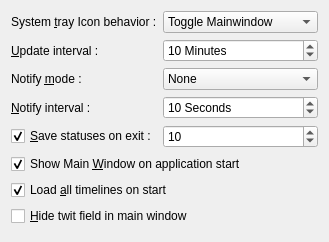
Old version of the form src/prefs_base.ui in the repository mtux/choqok-old.
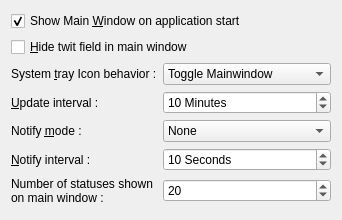
New version of the form. Custom widgets are drawn as their Qt base class.

```diff
--- a/src/prefs_base.ui
+++ b/src/prefs_base.ui
@@ -5,12 +5,12 @@
    <rect>
     <x>0</x>
     <y>0</y>
-    <width>329</width>
-    <height>242</height>
+    <width>342</width>
+    <height>220</height>
    </rect>
   </property>
   <layout class="QGridLayout" >
-   <item row="1" column="0" >
+   <item row="3" column="0" >
     <widget class="QLabel" name="label" >
      <property name="text" >
       <string>&amp;Update interval :</string>
@@ -20,7 +20,7 @@
      </property>
     </widget>
    </item>
-   <item row="1" column="1" colspan="2" >
+   <item row="3" column="1" colspan="2" >
     <widget class="KIntSpinBox" name="kcfg_updateInterval" >
      <property name="suffix" >
       <string> Minutes</string>
@@ -33,7 +33,7 @@
      </property>
     </widget>
    </item>
-   <item row="2" column="0" >
+   <item row="4" column="0" >
     <widget class="QLabel" name="label_3" >
      <property name="text" >
       <string>Notify &amp;mode :</string>
@@ -43,7 +43,7 @@
      </property>
     </widget>
    </item>
-   <item row="2" column="1" colspan="2" >
+   <item row="4" column="1" colspan="2" >
     <widget class="QComboBox" name="kcfg_notifyType" >
      <item>
       <property name="text" >
@@ -62,7 +62,7 @@
      </item>
     </widget>
    </item>
-   <item row="3" column="0" >
+   <item row="5" column="0" >
     <widget class="QLabel" name="label_4" >
      <property name="text" >
       <string>&amp;Notify interval :</string>
@@ -72,7 +72,7 @@
      </property>
     </widget>
    </item>
-   <item row="3" column="1" colspan="2" >
+   <item row="5" column="1" colspan="2" >
     <widget class="KIntSpinBox" name="kcfg_notifyInterval" >
      <property name="suffix" >
       <string> Seconds</string>
@@ -88,49 +88,6 @@
      </property>
     </widget>
    </item>
-   <item row="4" column="1" colspan="2" >
-    <widget class="KIntSpinBox" name="kcfg_saveStatusCount" >
-     <property name="minimum" >
-      <number>1</number>
-     </property>
-     <property name="maximum" >
-      <number>20</number>
-     </property>
-     <property name="value" >
-      <number>10</number>
-     </property>
-    </widget>
-   </item>
-   <item row="4" column="0" >
-    <widget class="QCheckBox" name="kcfg_isSaveStatus" >
-     <property name="text" >
-      <string>&amp;Save statuses on exit :</string>
-     </property>
-     <property name="checked" >
-      <bool>true</bool>
-     </property>
-    </widget>
-   </item>
-   <item row="6" column="0" colspan="3" >
-    <widget class="QCheckBox" name="kcfg_loadTimeLineOnStart" >
-     <property name="text" >
-      <string>Load &amp;all timelines on start</string>
-     </property>
-     <property name="checked" >
-      <bool>true</bool>
-     </property>
-    </widget>
-   </item>
-   <item row="5" column="0" colspan="3" >
-    <widget class="QCheckBox" name="kcfg_showMainWinOnStart" >
-     <property name="text" >
-      <string>Show Main &amp;Window on application start</string>
-     </property>
-     <property name="checked" >
-      <bool>true</bool>
-     </property>
-    </widget>
-   </item>
    <item row="8" column="0" colspan="3" >
     <spacer name="verticalSpacer" >
      <property name="orientation" >
@@ -144,7 +101,7 @@
      </property>
     </spacer>
    </item>
-   <item row="0" column="0" >
+   <item row="2" column="0" >
     <widget class="QLabel" name="label_2" >
      <property name="text" >
       <string>System &amp;tray Icon behavior :</string>
@@ -154,7 +111,7 @@
      </property>
     </widget>
    </item>
-   <item row="0" column="1" colspan="2" >
+   <item row="2" column="1" colspan="2" >
     <widget class="QComboBox" name="kcfg_systrayTriggerType" >
      <property name="toolTip" >
       <string>Set behavior of system tray icon clicking option</string>
@@ -176,13 +133,52 @@
      </item>
     </widget>
    </item>
-   <item row="7" column="0" colspan="2" >
+   <item row="0" column="0" colspan="3" >
+    <widget class="QCheckBox" name="kcfg_showMainWinOnStart" >
+     <property name="text" >
+      <string>Show Main &amp;Window on application start</string>
+     </property>
+     <property name="checked" >
+      <bool>true</bool>
+     </property>
+    </widget>
+   </item>
+   <item row="1" column="0" colspan="3" >
     <widget class="QCheckBox" name="kcfg_hideTwitField" >
      <property name="text" >
       <string>&amp;Hide twit field in main window</string>
      </property>
     </widget>
    </item>
+   <item row="6" column="0" >
+    <widget class="QLabel" name="label_5" >
+     <property name="maximumSize" >
+      <size>
+       <width>150</width>
+       <height>16777215</height>
+      </size>
+     </property>
+     <property name="text" >
+      <string>Number of statuses shown on main window : </string>
+     </property>
+     <property name="wordWrap" >
+      <bool>true</bool>
+     </property>
+    </widget>
+   </item>
+   <item row="6" column="1" colspan="2" >
+    <widget class="KIntSpinBox" name="kcfg_countOfStatusesOnMain" >
+     <property name="minimum" >
+      <number>1</number>
+     </property>
+     <property name="maximum" >
+      <number>50</number>
+     </property>
+     <property name="value" >
+      <number>20</number>
+     </property>
+    </widget>
+   </item>
   </layout>
  </widget>
  <layoutdefault spacing="6" margin="11" />
```
Left out of the diff: 23 changed lines with no effect on the pictures.
